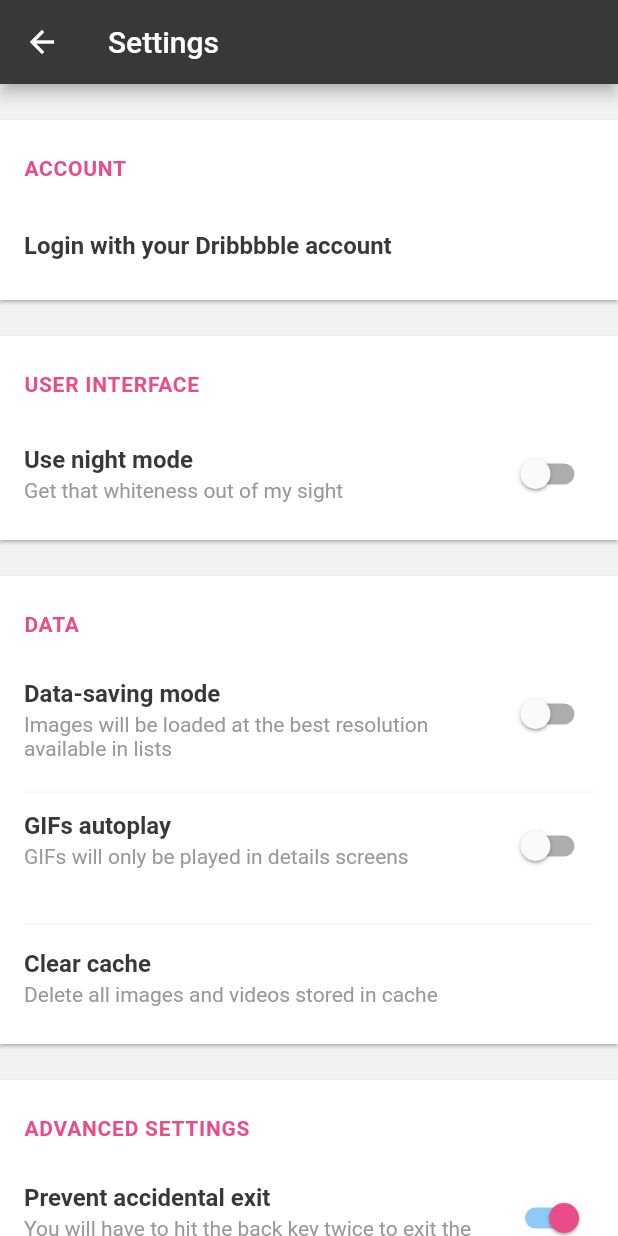
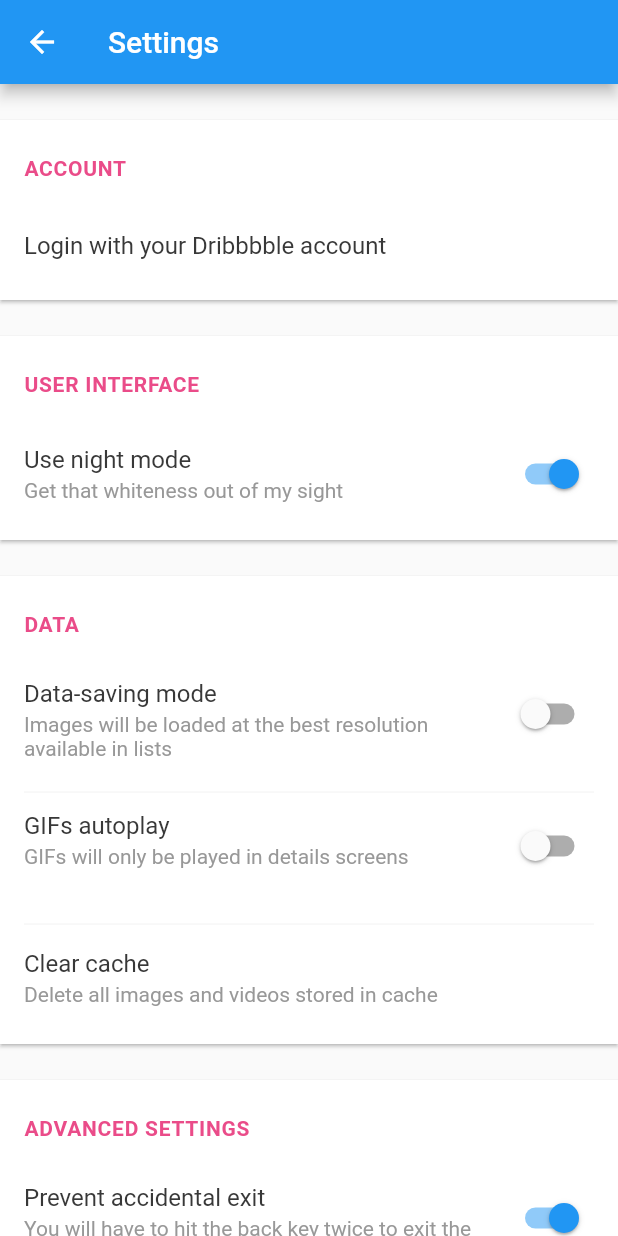
Before and after one commit to hanmajid/flutter_dribbble, a Flutter app: the SettingsPage screen opened by its route, after a tap on "Use night mode", on a phone screen of 412 x 824 dp. Run offline on Flutter 3.47's test engine with Material 2 defaults, Android fonts, the phone set to English and light mode, and no system bars; our stand-ins replace after_layout, share; network calls fail.

```diff
--- /dev/null
+++ b/lib/data/user_data.dart
@@ -0,0 +1,48 @@
+import 'package:flutter/foundation.dart';
+
+class UserData extends ChangeNotifier {
+  bool _isNightMode;
+  bool _dataSavingMode;
+  bool _gifsAutoplay;
+  bool _preventAccidentalExit;
+  bool _openWebInApp;
+
+  UserData() {
+    _isNightMode = false;
+    _dataSavingMode = false;
+    _gifsAutoplay = false;
+    _preventAccidentalExit = true;
+    _openWebInApp = true;
+  }
+
+  bool get isNightMode => _isNightMode;
+  bool get dataSavingMode => _dataSavingMode;
+  bool get gifsAutoplay => _gifsAutoplay;
+  bool get preventAccidentalExit => _preventAccidentalExit;
+  bool get openWebInApp => _openWebInApp;
+
+  set isNightMode(bool newValue) {
+    _isNightMode = newValue;
+    notifyListeners();
+  }
+
+  set dataSavingMode(bool newValue) {
+    _dataSavingMode = newValue;
+    notifyListeners();
+  }
+
+  set gifsAutoplay(bool newValue) {
+    _gifsAutoplay = newValue;
+    notifyListeners();
+  }
+
+  set preventAccidentalExit(bool newValue) {
+    _preventAccidentalExit = newValue;
+    notifyListeners();
+  }
+
+  set openWebInApp(bool newValue) {
+    _openWebInApp = newValue;
+    notifyListeners();
+  }
+}
--- a/lib/main.dart
+++ b/lib/main.dart
@@ -1,8 +1,11 @@
 import 'package:flutter/material.dart';
+import 'package:flutter_dribbble/data/user_data.dart';
 import 'package:flutter_dribbble/home.dart';
+import 'package:flutter_dribbble/pages/about_page.dart';
 import 'package:flutter_dribbble/pages/settings_page.dart';
 import 'package:flutter_dribbble/routes/page_routes.dart';
 import 'package:flutter_dribbble/themes/themes.dart';
+import 'package:provider/provider.dart';
 
 void main() => runApp(MyApp());
 
@@ -10,10 +13,14 @@ class MyApp extends StatelessWidget {
   // This widget is the root of your application.
   @override
   Widget build(BuildContext context) {
+    return ChangeNotifierProvider(
+      builder: (BuildContext context) => UserData(),
+      child: Builder(builder: (context) {
+        UserData userData = Provider.of<UserData>(context);
         return MaterialApp(
           debugShowCheckedModeBanner: false,
           title: 'Flutter Demo',
-      theme: primaryThemeData,
+          theme: !userData.isNightMode ? primaryThemeData : null,
           initialRoute: '/',
           onGenerateRoute: (RouteSettings settings) {
             switch (settings.name) {
@@ -21,15 +28,14 @@ class MyApp extends StatelessWidget {
                 return MaterialPageRoute(builder: (BuildContext context) {
                   return MyHomePage();
                 });
-
               case '/settings':
                 return SlideRightRoute(widget: SettingsPage());
+              case '/about':
+                return SlideRightRoute(widget: AboutPage());
             }
           },
-      // routes: {
-      //   '/': (context) => MyHomePage(),
-      //   '/settings': (context) => SettingsPage(),
-      // },
+        );
+      }),
     );
   }
 }
--- a/lib/pages/settings_page.dart
+++ b/lib/pages/settings_page.dart
@@ -1,10 +1,13 @@
 import 'package:flutter/material.dart';
+import 'package:flutter_dribbble/data/user_data.dart';
 import 'package:flutter_dribbble/helpers/url_helpers.dart';
-import 'package:flutter_dribbble/values/colors.dart';
+import 'package:flutter_dribbble/widgets/settings.dart';
+import 'package:provider/provider.dart';
 
 class SettingsPage extends StatelessWidget {
   @override
   Widget build(BuildContext context) {
+    UserData userData = Provider.of<UserData>(context);
     return Scaffold(
       appBar: AppBar(
         title: Text('Settings'),
@@ -27,9 +30,11 @@ class SettingsPage extends StatelessWidget {
                 SettingsSwitchListTile(
                   title: 'Use night mode',
                   subtitle: 'Get that whiteness out of my sight',
-                  value: false,
+                  value: userData.isNightMode,
                   isThreeLine: false,
-                  onChanged: (bool value) {},
+                  onChanged: (bool value) {
+                    userData.isNightMode = value;
+                  },
                 )
               ],
             ),
@@ -40,17 +45,21 @@ class SettingsPage extends StatelessWidget {
                   title: 'Data-saving mode',
                   subtitle:
                       'Images will be loaded at the best resolution available in lists',
-                  value: false,
+                  value: userData.dataSavingMode,
                   isThreeLine: true,
-                  onChanged: (bool value) {},
+                  onChanged: (bool value) {
+                    userData.dataSavingMode = value;
+                  },
                 ),
                 SettingsDivider(),
                 SettingsSwitchListTile(
                   title: 'GIFs autoplay',
                   subtitle: 'GIFs will only be played in details screens',
-                  value: false,
+                  value: userData.gifsAutoplay,
                   isThreeLine: true,
-                  onChanged: (bool value) {},
+                  onChanged: (bool value) {
+                    userData.gifsAutoplay = value;
+                  },
                 ),
                 SettingsDivider(),
                 SettingsListTile(
@@ -67,17 +76,21 @@ class SettingsPage extends StatelessWidget {
                   title: 'Prevent accidental exit',
                   subtitle:
                       'You will have to hit the back key twice to exit the app from the home screen',
-                  value: true,
+                  value: userData.preventAccidentalExit,
                   isThreeLine: true,
-                  onChanged: (bool value) {},
+                  onChanged: (bool value) {
+                    userData.preventAccidentalExit = value;
+                  },
                 ),
                 SettingsDivider(),
                 SettingsSwitchListTile(
                   title: 'Open web pages in the app',
                   subtitle: 'Links will open in Dribbbble',
-                  value: true,
+                  value: userData.openWebInApp,
                   isThreeLine: false,
-                  onChanged: (bool value) {},
+                  onChanged: (bool value) {
+                    userData.openWebInApp = value;
+                  },
                 ),
                 SettingsDivider(),
                 SettingsListTile(
@@ -137,131 +150,3 @@ class SettingsPage extends StatelessWidget {
     );
   }
 }
-
-class SettingsCard extends StatelessWidget {
-  final List<Widget> children;
-  final String title;
-
-  const SettingsCard({Key key, this.title, this.children}) : super(key: key);
-
-  @override
-  Widget build(BuildContext context) {
-    List<Widget> finalChildren = [];
-    finalChildren.add(
-      Container(
-        padding: const EdgeInsets.only(
-            right: 16.0, left: 16.0, bottom: 16.0, top: 24.0),
-        child: Text(
-          title,
-          style: TextStyle(
-            color: pink,
-            fontWeight: FontWeight.bold,
-            letterSpacing: 0.5,
-          ),
-        ),
-      ),
-    );
-    finalChildren.addAll(children);
-    return Card(
-      margin: const EdgeInsets.only(top: 24.0),
-      shape: RoundedRectangleBorder(),
-      elevation: 1.0,
-      child: Container(
-        padding: const EdgeInsets.only(bottom: 8.0),
-        child: Column(
-          crossAxisAlignment: CrossAxisAlignment.start,
-          children: finalChildren,
-        ),
-      ),
-    );
-  }
-}
-
-class SettingsSwitchListTile extends StatelessWidget {
-  final String title;
-  final String subtitle;
-  final bool value;
-  final onChanged;
-  final bool isThreeLine;
-
-  const SettingsSwitchListTile(
-      {Key key,
-      this.title,
-      this.subtitle,
-      this.value,
-      this.onChanged,
-      this.isThreeLine})
-      : super(key: key);
-
-  @override
-  Widget build(BuildContext context) {
-    return SwitchListTile(
-      isThreeLine: isThreeLine,
-      title: Text(
-        title,
-        style: TextStyle(
-          color: mediumDarkGrey,
-        ),
-      ),
-      subtitle: Text(
-        subtitle,
-        style: TextStyle(
-          color: lighterGrey,
-        ),
-      ),
-      value: value,
-      onChanged: onChanged,
-    );
-  }
-}
-
-class SettingsListTile extends StatelessWidget {
-  final String title;
-  final String subtitle;
-  final IconData trailing;
-  final onTap;
-
-  const SettingsListTile(
-      {Key key, this.title, this.subtitle, this.onTap, this.trailing})
-      : super(key: key);
-
-  @override
-  Widget build(BuildContext context) {
-    return ListTile(
-      title: Text(
-        title,
-        style: TextStyle(
-          color: mediumDarkGrey,
-        ),
-      ),
-      subtitle: subtitle != null
-          ? Text(
-              subtitle,
-              style: TextStyle(
-                color: lighterGrey,
-              ),
-            )
-          : null,
-      trailing: trailing != null
-          ? Icon(
-              trailing,
-              color: lighterGrey,
-            )
-          : null,
-      onTap: onTap,
-    );
-  }
-}
-
-class SettingsDivider extends StatelessWidget {
-  @override
-  Widget build(BuildContext context) {
-    return Padding(
-      padding: const EdgeInsets.symmetric(horizontal: 16.0),
-      child: Divider(
-        height: 0.0,
-        color: lightestGrey,
-      ),
-    );
-  }
-}
--- /dev/null
+++ b/lib/widgets/settings.dart
@@ -0,0 +1,130 @@
+import 'package:flutter/material.dart';
+import 'package:flutter_dribbble/values/colors.dart';
+
+class SettingsCard extends StatelessWidget {
+  final List<Widget> children;
+  final String title;
+
+  const SettingsCard({Key key, this.title, this.children}) : super(key: key);
+
+  @override
+  Widget build(BuildContext context) {
+    List<Widget> finalChildren = [];
+    finalChildren.add(
+      Container(
+        padding: const EdgeInsets.only(
+            right: 16.0, left: 16.0, bottom: 16.0, top: 24.0),
+        child: Text(
+          title,
+          style: TextStyle(
+            color: pink,
+            fontWeight: FontWeight.bold,
+            letterSpacing: 0.5,
+          ),
+        ),
+      ),
+    );
+    finalChildren.addAll(children);
+    return Card(
+      margin: const EdgeInsets.only(top: 24.0),
+      shape: RoundedRectangleBorder(),
+      elevation: 1.0,
+      child: Container(
+        padding: const EdgeInsets.only(bottom: 8.0),
+        child: Column(
+          crossAxisAlignment: CrossAxisAlignment.start,
+          children: finalChildren,
+        ),
+      ),
+    );
+  }
+}
+
+class SettingsSwitchListTile extends StatelessWidget {
+  final String title;
+  final String subtitle;
+  final bool value;
+  final onChanged;
+  final bool isThreeLine;
+
+  const SettingsSwitchListTile(
+      {Key key,
+      this.title,
+      this.subtitle,
+      this.value,
+      this.onChanged,
+      this.isThreeLine})
+      : super(key: key);
+
+  @override
+  Widget build(BuildContext context) {
+    return SwitchListTile(
+      isThreeLine: isThreeLine,
+      title: Text(
+        title,
+        style: TextStyle(
+          color: mediumDarkGrey,
+        ),
+      ),
+      subtitle: Text(
+        subtitle,
+        style: TextStyle(
+          color: lighterGrey,
+        ),
+      ),
+      value: value,
+      onChanged: onChanged,
+    );
+  }
+}
+
+class SettingsListTile extends StatelessWidget {
+  final String title;
+  final String subtitle;
+  final IconData trailing;
+  final onTap;
+
+  const SettingsListTile(
+      {Key key, this.title, this.subtitle, this.onTap, this.trailing})
+      : super(key: key);
+
+  @override
+  Widget build(BuildContext context) {
+    return ListTile(
+      title: Text(
+        title,
+        style: TextStyle(
+          color: mediumDarkGrey,
+        ),
+      ),
+      subtitle: subtitle != null
+          ? Text(
+              subtitle,
+              style: TextStyle(
+                color: lighterGrey,
+              ),
+            )
+          : null,
+      trailing: trailing != null
+          ? Icon(
+              trailing,
+              color: lighterGrey,
+            )
+          : null,
+      onTap: onTap,
+    );
+  }
+}
+
+class SettingsDivider extends StatelessWidget {
+  @override
+  Widget build(BuildContext context) {
+    return Padding(
+      padding: const EdgeInsets.symmetric(horizontal: 16.0),
+      child: Divider(
+        height: 0.0,
+        color: lightestGrey,
+      ),
+    );
+  }
+}
--- a/pubspec.yaml
+++ b/pubspec.yaml
@@ -26,6 +26,7 @@ dependencies:
   after_layout: ^1.0.7
   url_launcher: ^5.0.2
   share: ^0.6.1+1
+  provider: ^2.0.1
 
 dev_dependencies:
   flutter_test:
```
Also changed, not shown: lib/pages/about_page.dart (added, +19 -0 lines), pubspec.lock. Lines whose indentation alone changed are shown as unchanged.
